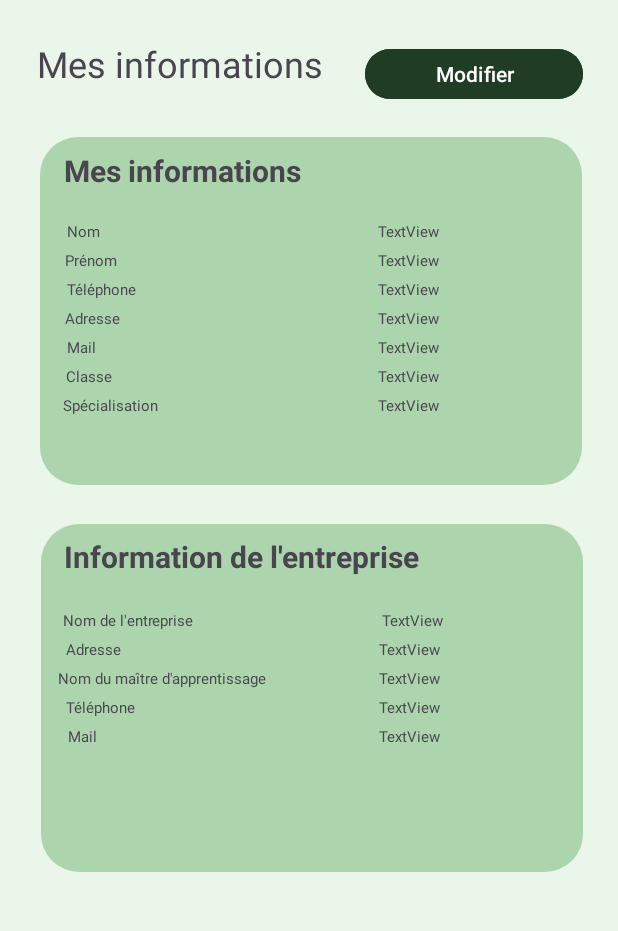
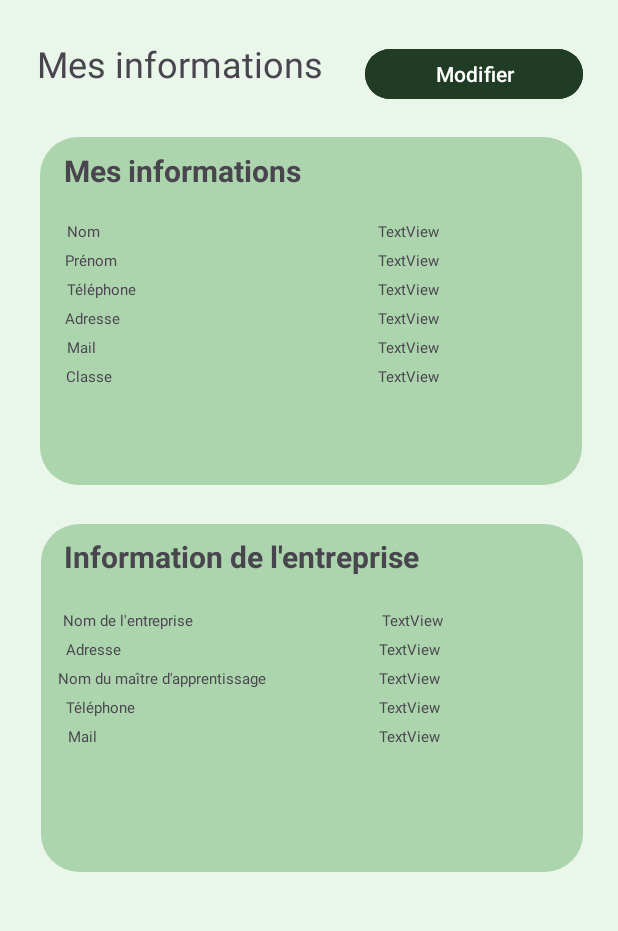
Before and after one commit to Maxirrx/Projet_Mobile_FSI, an Android app: the layout page_info.xml on its own in the app's theme, with its tools: preview values and no code run, on a phone screen of 412 x 824 dp, the part 251-1182 px from its top. Run offline under Robolectric (Android 15) with nearby library versions, the phone set to English and light mode, and no system bars.

Commit message:
udate pc portable

```diff
--- a/app/src/main/java/com/example/projet_mobile_fsi/MainActivity.java
+++ b/app/src/main/java/com/example/projet_mobile_fsi/MainActivity.java
@@ -64,7 +64,7 @@ public class MainActivity extends AppCompatActivity {
                     Toast.makeText(MainActivity.this, "Veuillez remplir tous les champs", Toast.LENGTH_SHORT).show();
                     return;
                 }else {
-                    Log.d("sqdfjmqsdf", "qsdfhqsd");
+
 
 
                     RetroFitClientUtilisateur.getInstance()
--- a/app/src/main/res/layout/page_info.xml
+++ b/app/src/main/res/layout/page_info.xml
@@ -111,18 +111,6 @@
         app:layout_constraintTop_toBottomOf="@+id/textView10" />
 
     <TextView
-        android:id="@+id/textView13"
-        android:layout_width="wrap_content"
-        android:layout_height="wrap_content"
-        android:layout_marginTop="5dp"
-        android:text="Spécialisation"
-        android:textSize="10sp"
-        app:layout_constraintEnd_toEndOf="@+id/view"
-        app:layout_constraintHorizontal_bias="0.052"
-        app:layout_constraintStart_toStartOf="@+id/view"
-        app:layout_constraintTop_toBottomOf="@+id/textView15" />
-
-    <TextView
         android:id="@+id/textView17"
         android:layout_width="wrap_content"
         android:layout_height="wrap_content"
@@ -212,19 +200,6 @@
         app:layout_constraintHorizontal_bias="0.052"
         app:layout_constraintStart_toStartOf="@+id/view"
         app:layout_constraintTop_toBottomOf="@+id/textView10" />
-
-    <TextView
-        android:id="@+id/spe"
-        android:layout_width="wrap_content"
-        android:layout_height="wrap_content"
-        android:layout_marginTop="5dp"
-        android:layout_marginLeft="220dp"
-        android:text="TextView"
-        android:textSize="10sp"
-        app:layout_constraintEnd_toEndOf="@+id/view"
-        app:layout_constraintHorizontal_bias="0.052"
-        app:layout_constraintStart_toStartOf="@+id/view"
-        app:layout_constraintTop_toBottomOf="@+id/textView15" />
 
     <TextView
         android:id="@+id/telephone"
```
Also changed, not shown: app/src/main/java/com/example/projet_mobile_fsi/PageInfo.java (+11 -14 lines).
